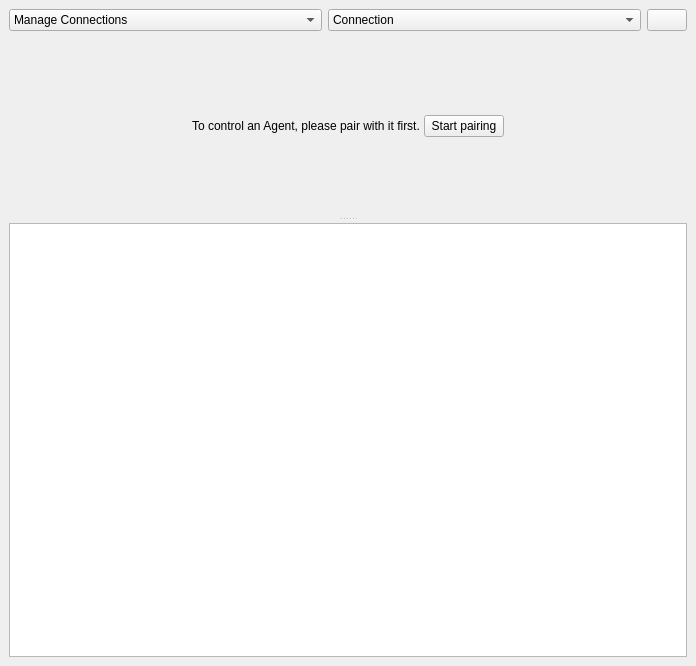
Above: libs/libcore/ui/RemoteWindow.ui from mrdeveloperdude/OctoMY before the change. Below: the same form after it.
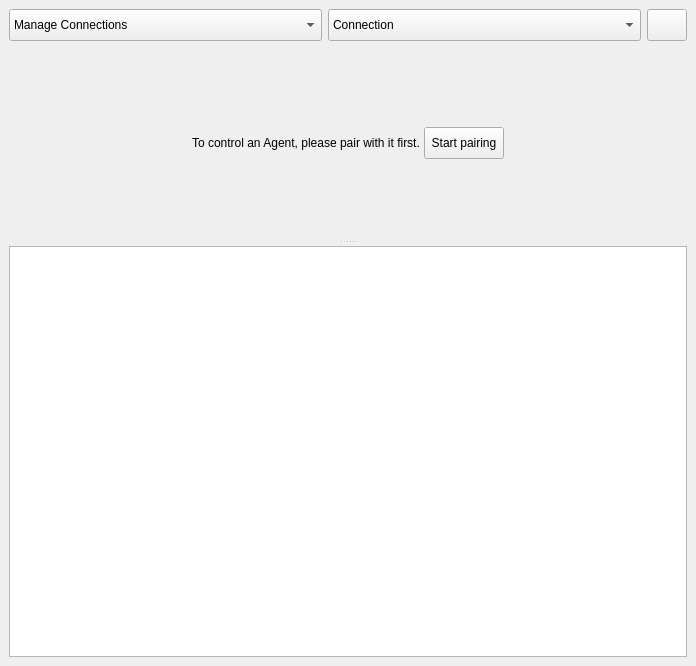
That is the form after the change. The open tabs and pages were chosen to show the change. Icons and pictures are not drawn. Custom widgets are drawn as their Qt base class.

Patch:
```diff
--- a/libs/libcore/ui/RemoteWindow.ui
+++ b/libs/libcore/ui/RemoteWindow.ui
@@ -62,6 +62,12 @@
              <verstretch>0</verstretch>
             </sizepolicy>
            </property>
+           <property name="minimumSize">
+            <size>
+             <width>32</width>
+             <height>32</height>
+            </size>
+           </property>
            <item>
             <property name="text">
              <string>Manage Connections</string>
@@ -81,6 +87,12 @@
              <verstretch>0</verstretch>
             </sizepolicy>
            </property>
+           <property name="minimumSize">
+            <size>
+             <width>32</width>
+             <height>32</height>
+            </size>
+           </property>
            <item>
             <property name="text">
              <string>Connection</string>
@@ -157,6 +169,18 @@
          </item>
          <item>
           <widget class="QPushButton" name="pushButtonMenu">
+           <property name="sizePolicy">
+            <sizepolicy hsizetype="Minimum" vsizetype="Minimum">
+             <horstretch>0</horstretch>
+             <verstretch>0</verstretch>
+            </sizepolicy>
+           </property>
+           <property name="minimumSize">
+            <size>
+             <width>32</width>
+             <height>32</height>
+            </size>
+           </property>
            <property name="text">
             <string/>
            </property>
@@ -214,6 +238,12 @@
                  </item>
                  <item>
                   <widget class="QPushButton" name="pushButtonStartPairing">
+                   <property name="minimumSize">
+                    <size>
+                     <width>32</width>
+                     <height>32</height>
+                    </size>
+                   </property>
                    <property name="text">
                     <string>Start pairing</string>
                    </property>
@@ -442,11 +472,6 @@
   </layout>
  </widget>
  <customwidgets>
-  <customwidget>
-   <class>LogWidget</class>
-   <extends>QPlainTextEdit</extends>
-   <header>widgets/LogWidget.hpp</header>
-  </customwidget>
   <customwidget>
    <class>PortableIDWidget</class>
    <extends>QWidget</extends>
@@ -465,6 +490,11 @@
    <header>widgets/PairingWizard.hpp</header>
    <container>1</container>
   </customwidget>
+  <customwidget>
+   <class>LogWidget</class>
+   <extends>QPlainTextEdit</extends>
+   <header>widgets/LogWidget.hpp</header>
+  </customwidget>
   <customwidget>
    <class>ControlDeliveryWizard</class>
    <extends>QWidget</extends>
```
Left out of the diff: 2 changed lines with no effect on the pictures.
